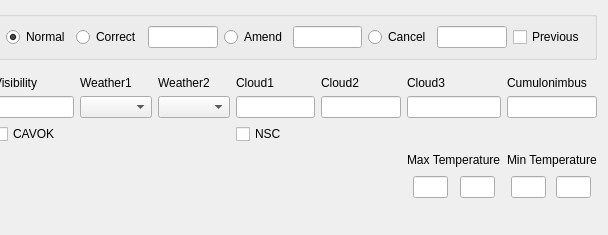
First picture: the form in tafor/components/ui/taf_primary.ui, repository up1and/tafor, before the edit; both pictures show x 359 to 967 and y 0 to 235 of the 967 by 235 pixel window.
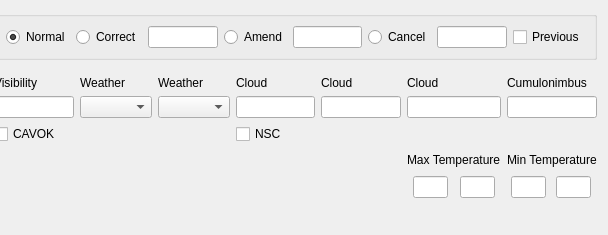
Second picture: the form after the edit.

Diff of the .ui file:
```diff
--- a/tafor/components/ui/taf_primary.ui
+++ b/tafor/components/ui/taf_primary.ui
@@ -30,7 +30,7 @@
    <item row="2" column="5">
     <widget class="QLabel" name="weatherWithIntensityLabel">
      <property name="text">
-      <string>Weather1</string>
+      <string>Weather</string>
      </property>
      <property name="buddy">
       <cstring>weatherWithIntensity</cstring>
@@ -77,7 +77,7 @@
    <item row="2" column="7">
     <widget class="QLabel" name="cloud1Label">
      <property name="text">
-      <string>Cloud1</string>
+      <string>Cloud</string>
      </property>
      <property name="buddy">
       <cstring>cloud1</cstring>
@@ -87,7 +87,7 @@
    <item row="2" column="6">
     <widget class="QLabel" name="weatherLabel">
      <property name="text">
-      <string>Weather2</string>
+      <string>Weather</string>
      </property>
      <property name="buddy">
       <cstring>weather</cstring>
@@ -127,7 +127,7 @@
    <item row="2" column="9">
     <widget class="QLabel" name="cloud3Label">
      <property name="text">
-      <string>Cloud3</string>
+      <string>Cloud</string>
      </property>
      <property name="buddy">
       <cstring>cloud3</cstring>
@@ -176,7 +176,7 @@
    <item row="2" column="8">
     <widget class="QLabel" name="cloud2Label">
      <property name="text">
-      <string>Cloud2</string>
+      <string>Cloud</string>
      </property>
      <property name="buddy">
       <cstring>cloud2</cstring>
```
